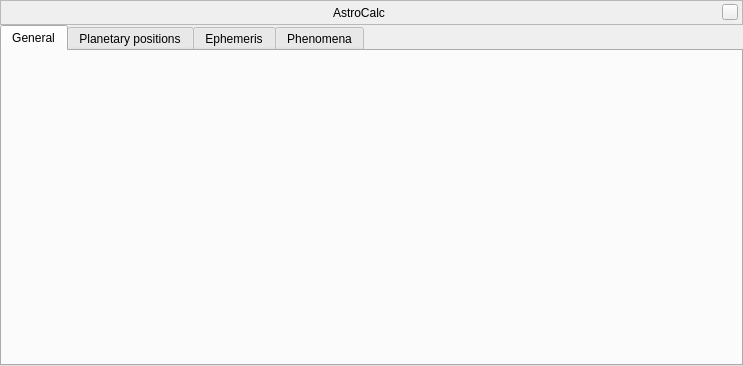
This is src/gui/astroCalcDialog.ui in 519984307/stellarium_src as Qt 5 draws it before an edit. The edited form follows.
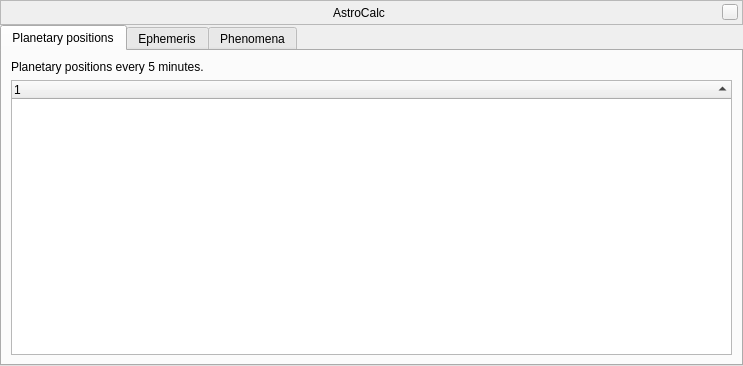
This is the edited form. Custom widgets are drawn as their Qt base class.

Diff of the .ui file:
```diff
--- a/src/gui/astroCalcDialog.ui
+++ b/src/gui/astroCalcDialog.ui
@@ -129,40 +129,7 @@
      <property name="currentIndex">
       <number>0</number>
      </property>
-     <widget class="QWidget" name="tab">
-      <attribute name="title">
-       <string>General</string>
-      </attribute>
-      <layout class="QGridLayout" name="gridLayout">
-       <item row="0" column="0">
-        <widget class="QLabel" name="astroCalcDescription">
-         <property name="text">
-          <string/>
-         </property>
-         <property name="alignment">
-          <set>Qt::AlignLeading|Qt::AlignLeft|Qt::AlignTop</set>
-         </property>
-         <property name="wordWrap">
-          <bool>true</bool>
-         </property>
-        </widget>
-       </item>
-       <item row="1" column="0">
-        <spacer name="verticalSpacer">
-         <property name="orientation">
-          <enum>Qt::Vertical</enum>
-         </property>
-         <property name="sizeHint" stdset="0">
-          <size>
-           <width>20</width>
-           <height>40</height>
-          </size>
-         </property>
-        </spacer>
-       </item>
-      </layout>
-     </widget>
-     <widget class="QWidget" name="tab_2">
+     <widget class="QWidget" name="tabPlanetaryPositions">
       <attribute name="title">
        <string>Planetary positions</string>
       </attribute>
```
Left out of the diff: 4 changed lines with no effect on the pictures.
